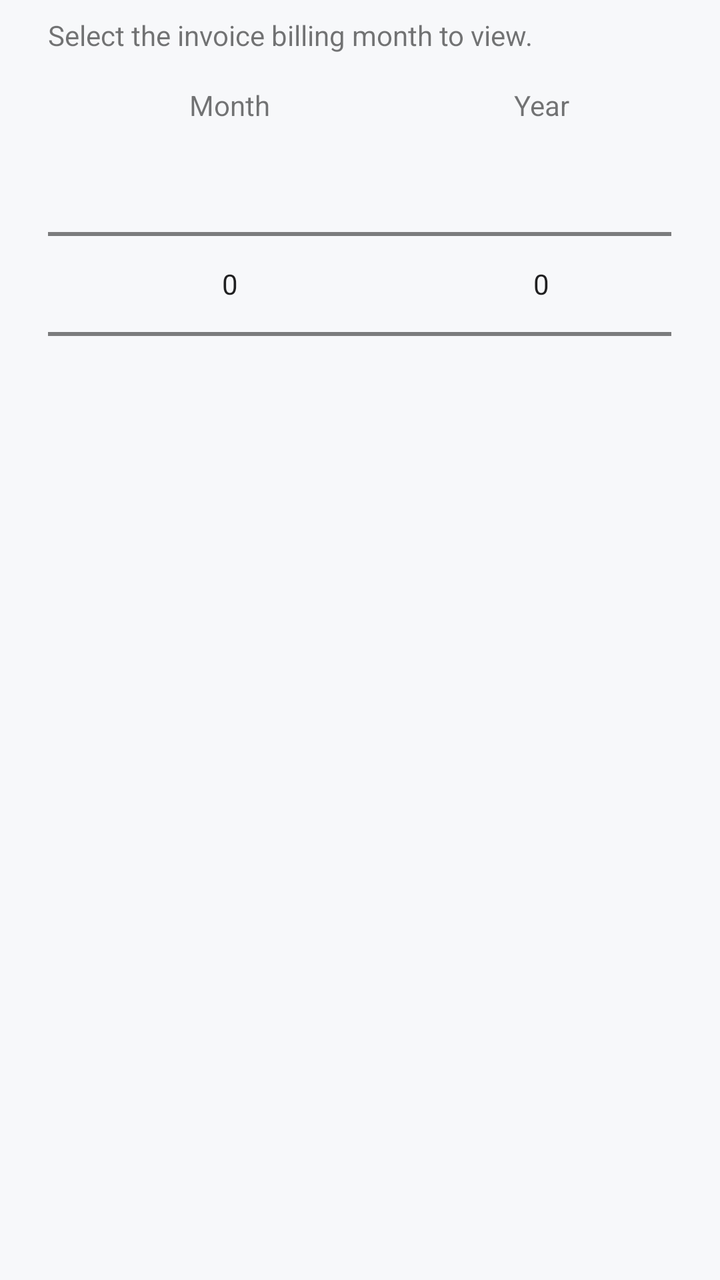
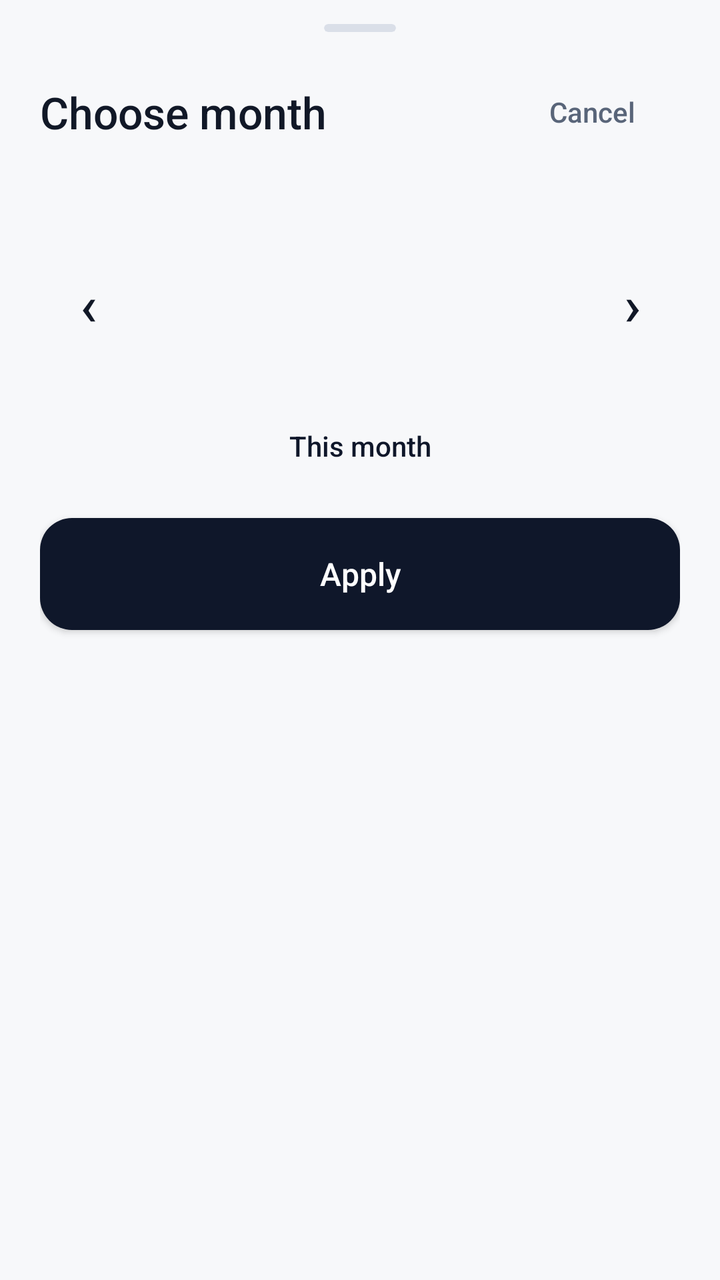

Before-and-after screenshots of an Android layout around one commit, followed by the original layout XML and the change that was made.
<!-- AndroidManifest.xml: application theme Theme.RoomKit -->
<!-- res/layout/dialog_dashboard_month.xml -->
<?xml version="1.0" encoding="utf-8"?>
<LinearLayout
    xmlns:android="http://schemas.android.com/apk/res/android"
    android:layout_width="match_parent"
    android:layout_height="wrap_content"
    android:orientation="vertical"
    android:paddingHorizontal="24dp"
    android:paddingTop="8dp"
    android:paddingBottom="8dp">

    
    <TextView
        android:layout_width="match_parent"
        android:layout_height="wrap_content"
        android:layout_marginBottom="16dp"
        android:text="@string/dm_picker_hint"
        android:textSize="14sp" />

    
    <LinearLayout
        android:layout_width="match_parent"
        android:layout_height="wrap_content"
        android:baselineAligned="false"
        android:orientation="horizontal">

        
        <LinearLayout
            android:layout_width="0dp"
            android:layout_height="wrap_content"
            android:layout_weight="1.4"
            android:gravity="center_horizontal"
            android:orientation="vertical">

            <TextView
                android:layout_width="wrap_content"
                android:layout_height="wrap_content"
                android:labelFor="@id/monthPicker"
                android:text="@string/dm_month" />

            <NumberPicker
                android:id="@+id/monthPicker"
                android:layout_width="match_parent"
                android:layout_height="160dp" />
        </LinearLayout>

        
        <LinearLayout
            android:layout_width="0dp"
            android:layout_height="wrap_content"
            android:layout_weight="1"
            android:gravity="center_horizontal"
            android:orientation="vertical">

            <TextView
                android:layout_width="wrap_content"
                android:layout_height="wrap_content"
                android:labelFor="@id/yearPicker"
                android:text="@string/dm_year" />

            <NumberPicker
                android:id="@+id/yearPicker"
                android:layout_width="match_parent"
                android:layout_height="160dp" />
        </LinearLayout>
    </LinearLayout>

</LinearLayout>
<!-- resources referenced by this layout -->
<resources>
  <string name="dm_month">Month</string>
  <string name="dm_picker_hint">Select the invoice billing month to view.</string>
  <string name="dm_year">Year</string>
  <style name="Theme.RoomKit" parent="Theme.MaterialComponents.DayNight.NoActionBar">
          
          <item name="colorPrimary">@color/roomkit_primary</item>
          <item name="colorPrimaryVariant">@color/roomkit_primary_dark</item>
          <item name="colorOnPrimary">@color/roomkit_on_primary</item>
  
          
          <item name="android:colorBackground">@color/roomkit_background</item>
          <item name="colorSurface">@color/roomkit_surface</item>
          <item name="colorOnSurface">@color/roomkit_text_primary</item>
  
          
          <item name="android:statusBarColor">@color/roomkit_surface</item>
          <item name="android:windowLightStatusBar">true</item>
      </style>
  <color name="roomkit_primary">#0F172A</color>
  <color name="roomkit_primary_dark">#0B1220</color>
  <color name="roomkit_on_primary">#FFFFFF</color>
  <color name="roomkit_background">#F7F8FA</color>
  <color name="roomkit_surface">#FFFFFF</color>
  <color name="roomkit_text_primary">#111827</color>
</resources>

<!-- the commit's change to res/layout/dialog_dashboard_month.xml (unified diff, before → after) -->
@@ -1,67 +1,143 @@
 <?xml version="1.0" encoding="utf-8"?>
-<LinearLayout
+<androidx.core.widget.NestedScrollView
     xmlns:android="http://schemas.android.com/apk/res/android"
+    xmlns:app="http://schemas.android.com/apk/res-auto"
     android:layout_width="match_parent"
     android:layout_height="wrap_content"
-    android:orientation="vertical"
-    android:paddingHorizontal="24dp"
-    android:paddingTop="8dp"
-    android:paddingBottom="8dp">
+    android:fillViewport="true">
 
-    
-    <TextView
-        android:layout_width="match_parent"
-        android:layout_height="wrap_content"
-        android:layout_marginBottom="16dp"
-        android:text="@string/dm_picker_hint"
-        android:textSize="14sp" />
-
-    
     <LinearLayout
         android:layout_width="match_parent"
         android:layout_height="wrap_content"
-        android:baselineAligned="false"
-        android:orientation="horizontal">
+        android:orientation="vertical"
+        android:paddingHorizontal="20dp"
+        android:paddingTop="12dp"
+        android:paddingBottom="24dp">
+
+        <com.google.android.material.card.MaterialCardView
+            android:layout_width="36dp"
+            android:layout_height="4dp"
+            android:layout_gravity="center_horizontal"
+            android:importantForAccessibility="no"
+            app:cardBackgroundColor="@color/roomkit_border"
+            app:cardCornerRadius="2dp"
+            app:cardElevation="0dp"
+            app:strokeWidth="0dp" />
+
+        <LinearLayout
+            android:layout_width="match_parent"
+            android:layout_height="wrap_content"
+            android:layout_marginTop="16dp"
+            android:gravity="center_vertical">
+
+            <TextView
+                android:layout_width="0dp"
+                android:layout_height="wrap_content"
+                android:layout_weight="1"
+                android:accessibilityHeading="true"
+                android:fontFamily="sans-serif-medium"
+                android:text="@string/dm_choose_month"
+                android:textColor="@color/roomkit_text_primary"
+                android:textSize="22sp" />
+
+            <com.google.android.material.button.MaterialButton
+                android:id="@+id/btnCancel"
+                style="@style/Widget.MaterialComponents.Button.TextButton"
+                android:layout_width="wrap_content"
+                android:layout_height="48dp"
+                android:letterSpacing="0"
+                android:text="@string/dm_cancel"
+                android:textAllCaps="false"
+                android:textColor="@color/roomkit_text_secondary"
+                app:cornerRadius="24dp" />
+        </LinearLayout>
 
         
+        <TextView
+            android:id="@+id/tvSelectedPeriod"
+            android:layout_width="match_parent"
+            android:layout_height="wrap_content"
+            android:layout_marginTop="4dp"
+            android:accessibilityLiveRegion="polite"
+            android:textColor="@color/roomkit_text_secondary"
+            android:textSize="14sp" />
+
         <LinearLayout
-            android:layout_width="0dp"
+            android:layout_width="match_parent"
             android:layout_height="wrap_content"
-            android:layout_weight="1.4"
-            android:gravity="center_horizontal"
-            android:orientation="vertical">
+            android:layout_marginTop="24dp"
+            android:gravity="center_vertical">
+
+            <com.google.android.material.button.MaterialButton
+                android:id="@+id/btnPreviousYear"
+                style="@style/Widget.MaterialComponents.Button.TextButton"
+                android:layout_width="48dp"
+                android:layout_height="48dp"
+                android:minWidth="0dp"
+                android:padding="0dp"
+                android:text="‹"
+                android:textColor="@color/roomkit_text_primary"
+                android:textSize="28sp"
+                app:cornerRadius="24dp" />
 
             <TextView
-                android:layout_width="wrap_content"
+                android:id="@+id/tvYear"
+                android:layout_width="0dp"
                 android:layout_height="wrap_content"
-                android:labelFor="@id/monthPicker"
-                android:text="@string/dm_month" />
+                android:layout_weight="1"
+                android:fontFamily="sans-serif-medium"
+                android:gravity="center"
+                android:textColor="@color/roomkit_text_primary"
+                android:textSize="20sp" />
 
-            <NumberPicker
-                android:id="@+id/monthPicker"
-                android:layout_width="match_parent"
-                android:layout_height="160dp" />
+            <com.google.android.material.button.MaterialButton
+                android:id="@+id/btnNextYear"
+                style="@style/Widget.MaterialComponents.Button.TextButton"
+                android:layout_width="48dp"
+                android:layout_height="48dp"
+                android:minWidth="0dp"
+                android:padding="0dp"
+                android:text="›"
+                android:textColor="@color/roomkit_text_primary"
+                android:textSize="28sp"
+                app:cornerRadius="24dp" />
         </LinearLayout>
 
         
         <LinearLayout
-            android:layout_width="0dp"
+            android:id="@+id/monthGrid"
+            android:layout_width="match_parent"
             android:layout_height="wrap_content"
-            android:layout_weight="1"
-            android:gravity="center_horizontal"
-            android:orientation="vertical">
+            android:layout_marginTop="12dp"
+            android:orientation="vertical" />
 
-            <TextView
-                android:layout_width="wrap_content"
-                android:layout_height="wrap_content"
-                android:labelFor="@id/yearPicker"
-                android:text="@string/dm_year" />
+        <com.google.android.material.button.MaterialButton
+            android:id="@+id/btnThisMonth"
+            style="@style/Widget.MaterialComponents.Button.TextButton"
+            android:layout_width="wrap_content"
+            android:layout_height="48dp"
+            android:layout_gravity="center_horizontal"
+            android:layout_marginTop="12dp"
+            android:letterSpacing="0"
+            android:text="@string/dm_this_month"
+            android:textAllCaps="false"
+            android:textColor="@color/roomkit_primary"
+            app:cornerRadius="24dp" />
 
-            <NumberPicker
-                android:id="@+id/yearPicker"
-                android:layout_width="match_parent"
-                android:layout_height="160dp" />
-        </LinearLayout>
+        <com.google.android.material.button.MaterialButton
+            android:id="@+id/btnApply"
+            android:layout_width="match_parent"
+            android:layout_height="56dp"
+            android:layout_marginTop="12dp"
+            android:insetTop="0dp"
+            android:insetBottom="0dp"
+            android:letterSpacing="0"
+            android:text="@string/dm_apply"
+            android:textAllCaps="false"
+            android:textColor="@color/roomkit_on_primary"
+            android:textSize="16sp"
+            app:backgroundTint="@color/roomkit_primary"
+            app:cornerRadius="16dp" />
+
     </LinearLayout>
-
-</LinearLayout>
+</androidx.core.widget.NestedScrollView>
<!-- resource entries referenced after the edit -->
@@ -1,8 +1,6 @@
 <!-- resources referenced by this layout -->
 <resources>
-  <string name="dm_month">Month</string>
-  <string name="dm_picker_hint">Select the invoice billing month to view.</string>
-  <string name="dm_year">Year</string>
+  <color name="roomkit_border">#DADFE8</color>
   <style name="Theme.RoomKit" parent="Theme.MaterialComponents.DayNight.NoActionBar">
           
           <item name="colorPrimary">@color/roomkit_primary</item>
@@ -24,5 +22,10 @@
   <color name="roomkit_background">#F7F8FA</color>
   <color name="roomkit_surface">#FFFFFF</color>
   <color name="roomkit_text_primary">#111827</color>
+  <color name="roomkit_text_secondary">#596579</color>
+  <string name="dm_apply">Apply</string>
+  <string name="dm_cancel">Cancel</string>
+  <string name="dm_choose_month">Choose month</string>
+  <string name="dm_this_month">This month</string>
 </resources>
 
